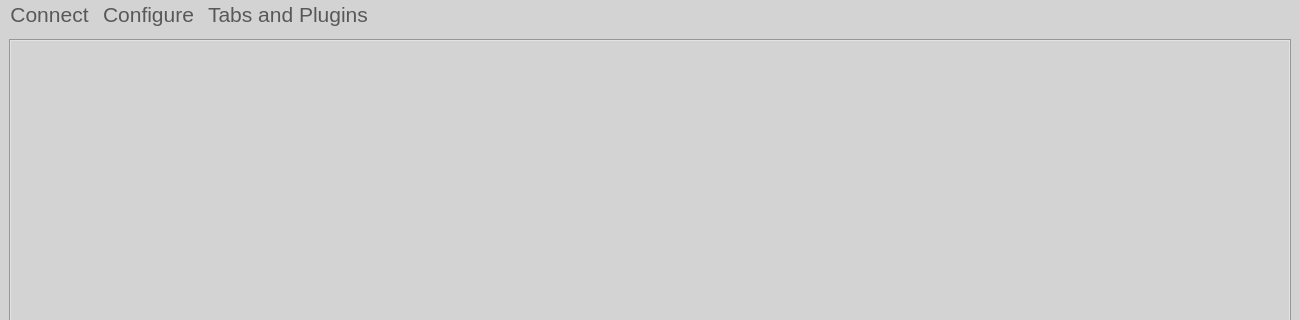
This is ibridgesgui/ui_files/MainMenu.ui in iBridges-for-iRODS/iBridges-GUI as Qt 5 draws it before an edit; both pictures show x 0 to 1300 and y 0 to 320 of the 1300 by 850 pixel window. The edited form follows.
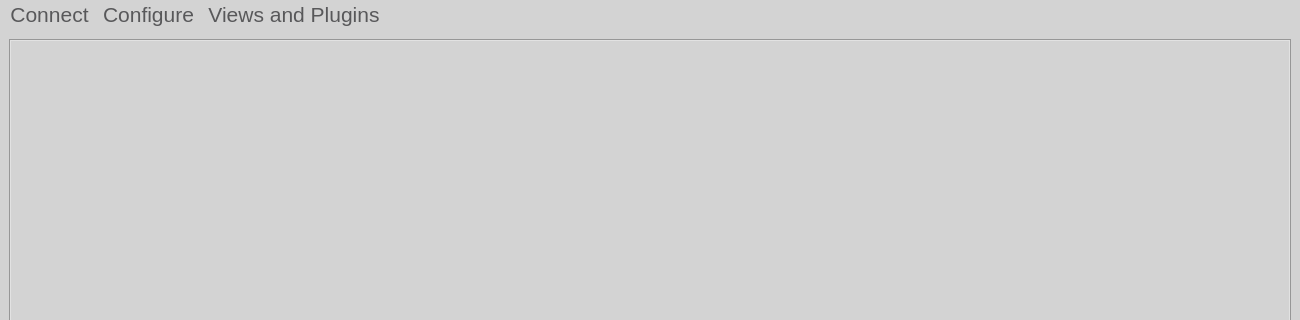
This is the edited form. Icons and pictures are not drawn.

Commit message: Extend the selection of views to default tabs (#320)

```diff
--- a/ibridgesgui/ui_files/MainMenu.ui
+++ b/ibridgesgui/ui_files/MainMenu.ui
@@ -126,8 +126,11 @@
     <addaction name="action_add_configuration"/>
    </widget>
    <widget class="QMenu" name="menuPlugins">
+    <property name="enabled">
+     <bool>false</bool>
+    </property>
     <property name="title">
-     <string>Tabs and Plugins</string>
+     <string>Views and Plugins</string>
     </property>
    </widget>
    <addaction name="main_menu"/>
```
The commit also changes 6 other files.
